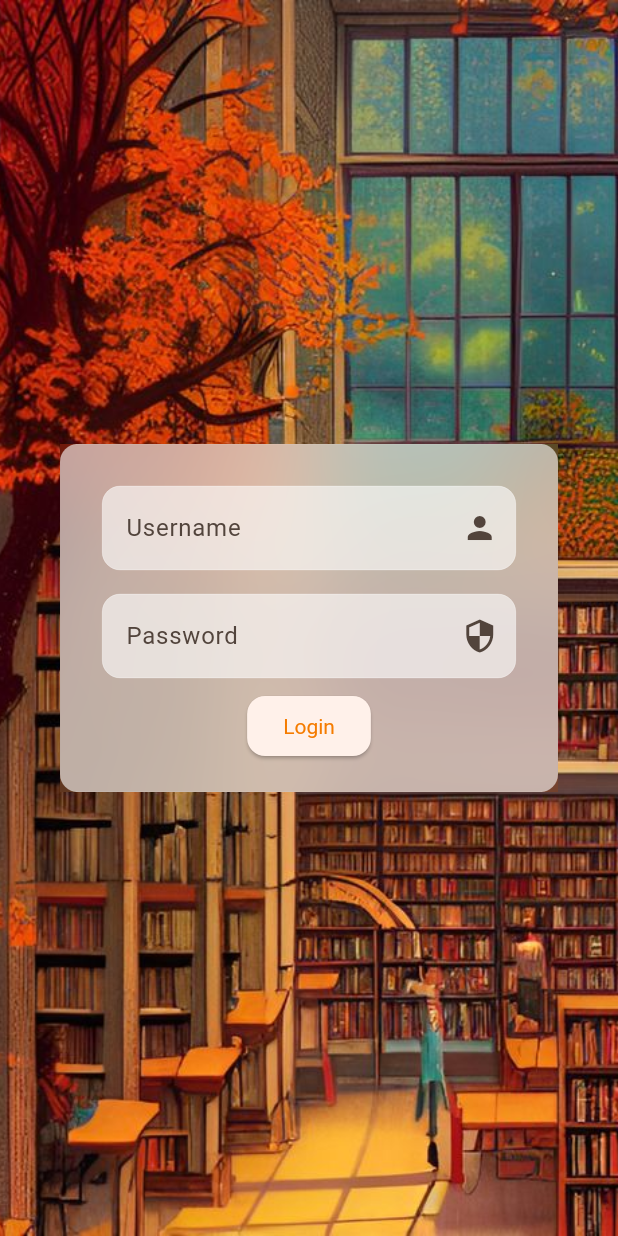
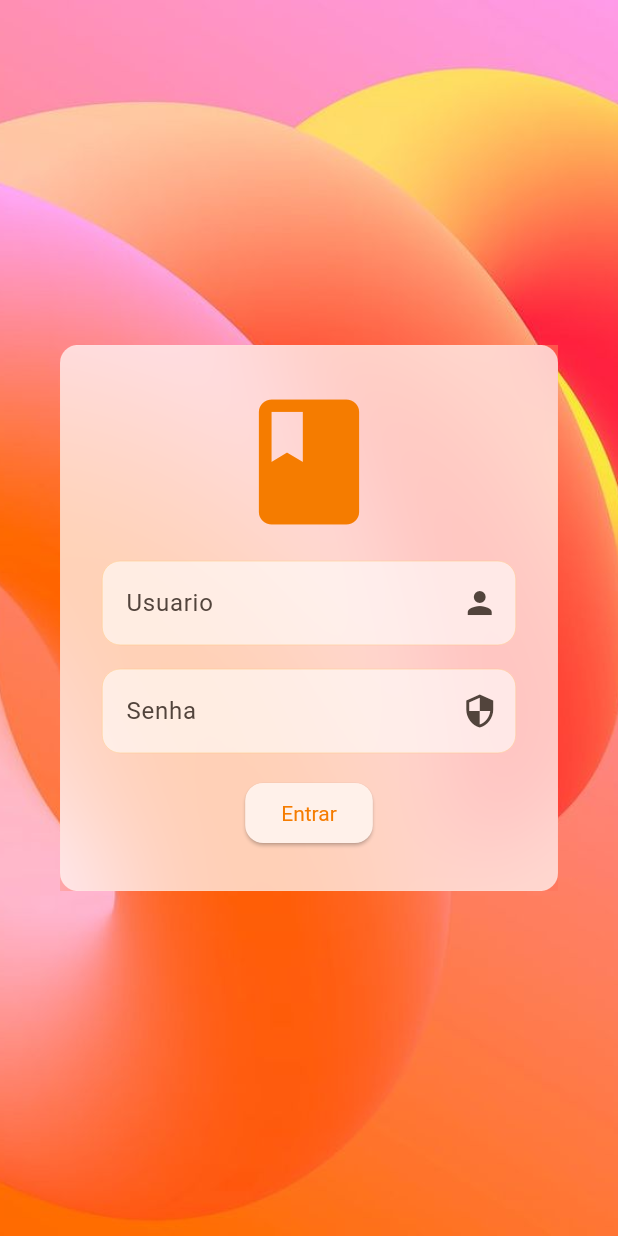
Before and after one commit to Louisii/livros, a Flutter app: the screen it shows after launch, on a phone screen of 412 x 824 dp. Run offline on Flutter 3.47's test engine with Material 3 defaults, Android fonts, the phone set to English and light mode, and no system bars; our stand-ins replace dio, equatable, flutter_bloc, flutter_secure_storage.

Commit message:
fix: ajustes de ui

```diff
--- a/lib/main.dart
+++ b/lib/main.dart
@@ -33,17 +33,17 @@
           // floatingLabelBehavior: FloatingLabelBehavior.never,
           filled: true,
           fillColor: Colors.white.withOpacity(0.6),
-          border: const OutlineInputBorder(
+          border: OutlineInputBorder(
             borderRadius: BorderRadius.all(Radius.circular(12)),
-            borderSide: BorderSide(color: Colors.white, width: 0.2),
+            borderSide: BorderSide(color: Colors.orange.shade300, width: 0.2),
           ),
-          enabledBorder: const OutlineInputBorder(
+          enabledBorder: OutlineInputBorder(
             borderRadius: BorderRadius.all(Radius.circular(12)),
-            borderSide: BorderSide(color: Colors.white, width: 0.2),
+            borderSide: BorderSide(color: Colors.orange.shade300, width: 0.2),
           ),
-          focusedBorder: const OutlineInputBorder(
+          focusedBorder: OutlineInputBorder(
             borderRadius: BorderRadius.all(Radius.circular(12)),
-            borderSide: BorderSide(color: Colors.white, width: 0.2),
+            borderSide: BorderSide(color: Colors.orange.shade300, width: 0.2),
           ),
         ),
         elevatedButtonTheme: ElevatedButtonThemeData(
--- a/lib/screen/login_screen.dart
+++ b/lib/screen/login_screen.dart
@@ -15,13 +15,14 @@
 
   @override
   Widget build(BuildContext context) {
+    final theme = Theme.of(context);
     return Scaffold(
       body: Stack(
         children: [
           Container(
             decoration: const BoxDecoration(
               image: DecorationImage(
-                image: AssetImage("assets/bg/bg1.jpg"),
+                image: AssetImage("assets/bg/bg4.png"),
                 fit: BoxFit.cover,
               ),
             ),
@@ -30,14 +31,14 @@
             create: (context) => LoginBloc(
               authRepo: context.read<AuthRepository>(),
             ),
-            child: _loginForm(),
+            child: _loginForm(theme),
           ),
         ],
       ),
     );
   }
 
-  Widget _loginForm() {
+  Widget _loginForm(theme) {
     return BlocListener<LoginBloc, LoginState>(
       listener: (context, state) {
         final formStatus = state.formStatus;
@@ -56,10 +57,19 @@
           child: Padding(
             padding: const EdgeInsets.symmetric(horizontal: 40),
             child: FrostedGlassCard(
+              width: 400,
               child: Column(
                 mainAxisSize: MainAxisSize.min,
                 mainAxisAlignment: MainAxisAlignment.center,
                 children: [
+                  Padding(
+                    padding: EdgeInsets.all(8.0),
+                    child: Icon(
+                      Icons.book,
+                      size: 100,
+                      color: theme.colorScheme.primary,
+                    ),
+                  ),
                   _usernameField(),
                   _passwordField(),
                   _loginButton(),
@@ -79,7 +89,7 @@
         child: TextFormField(
           decoration: const InputDecoration(
             suffixIcon: Icon(Icons.person),
-            hintText: 'Username',
+            hintText: 'Usuario',
           ),
           validator: (value) =>
               state.isValidUsername ? null : 'Username is too short',
@@ -99,7 +109,7 @@
           obscureText: true,
           decoration: const InputDecoration(
             suffixIcon: Icon(Icons.security),
-            hintText: 'Password',
+            hintText: 'Senha',
           ),
           validator: (value) =>
               state.isValidPassword ? null : 'Password is too short',
@@ -115,13 +125,16 @@
     return BlocBuilder<LoginBloc, LoginState>(builder: (context, state) {
       return state.formStatus is FormSubmitting
           ? const CircularProgressIndicator()
-          : ElevatedButton(
-              onPressed: () {
-                if (_formKey.currentState!.validate()) {
-                  context.read<LoginBloc>().add(LoginSubmitted());
-                }
-              },
-              child: const Text('Login'),
+          : Padding(
+              padding: const EdgeInsets.all(8.0),
+              child: ElevatedButton(
+                onPressed: () {
+                  if (_formKey.currentState!.validate()) {
+                    context.read<LoginBloc>().add(LoginSubmitted());
+                  }
+                },
+                child: const Text('Entrar'),
+              ),
             );
     });
   }
--- a/lib/widget/frosted_glass_card.dart
+++ b/lib/widget/frosted_glass_card.dart
@@ -26,7 +26,7 @@
           width: width,
           padding: const EdgeInsets.all(20),
           decoration: BoxDecoration(
-            color: Colors.white.withOpacity(0.6),
+            color: Colors.white.withOpacity(0.7),
             border: Border.all(
               color: Colors.white,
               width: 0.1,
```
Also changed, not shown: lib/screen/cadastro_de_livros_screen.dart (+23 -34 lines), lib/screen/lista_de_livros_screen.dart (+5 -6 lines), lib/widget/add_indice_widget.dart (+13 -7 lines), assets/bg/bg3.png (added), assets/bg/bg4.png (added).
